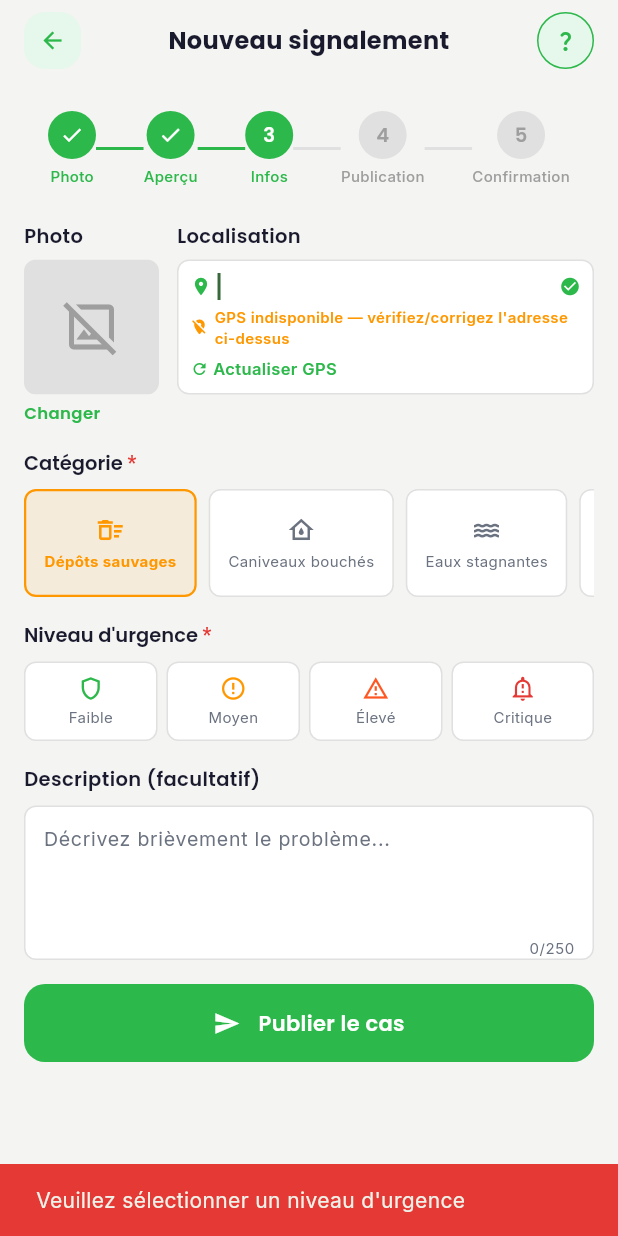
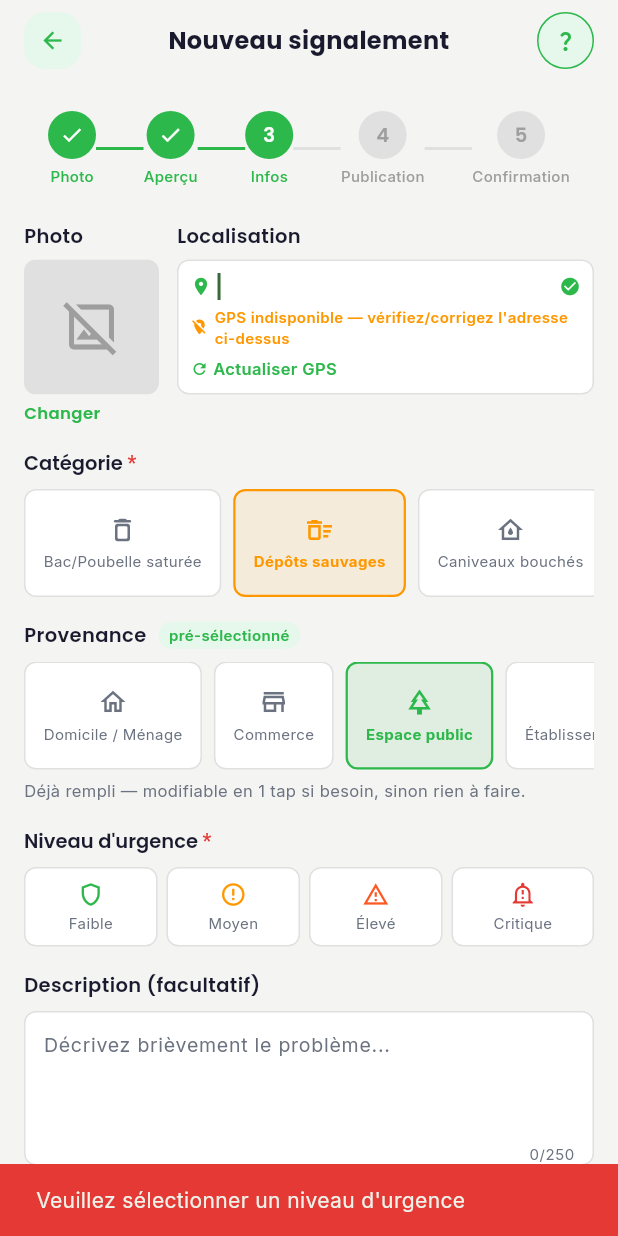
Before and after one commit to MarcelYOH/CliinApp-MVP, a Flutter app: the ReportFormPage screen opened directly with empty values, after a tap on "Publier le cas", on a phone screen of 412 x 824 dp. Run offline on Flutter 3.47's test engine with Material 3 defaults, Android fonts, the phone set to English and light mode, and no system bars; our stand-ins replace camera, geocoding, geolocator, google_fonts, image_picker, web.

Commit message:
feat: réorganisation catégories + champ Provenance + règle CI
- Renomme bacDechetsSature→bacPoubelleSature, eauxStagnantes→eauxUsees
- Réordonne ReportCategory (bacPoubelleSature en premier)
- Ajoute enum ReportOrigin (6 valeurs, même pattern que ReportCategory)
- Propage champ origin dans ReportModel et HomeReportModel
- Ajoute section Provenance dans report_form_page (pré-sélection espacePublic)
- Corrige NDK 26→28.2.13676358 dans build.gradle.kts et build_apk.yml
- Ajoute CLAUDE.md : règle permanente de ne jamais compiler en local

Co-Authored-By: Claude Sonnet 4.6 <noreply@anthropic.com>

```diff
--- a/lib/features/home/data/home_dummy_data.dart
+++ b/lib/features/home/data/home_dummy_data.dart
@@ -80,11 +80,11 @@ class HomeDummyData {
     HomeReportModel(
       id: 'CLN-3102',
       reference: '#CLN-3102',
-      title: 'Eaux stagnantes',
+      title: 'Eaux usées',
       location: 'Abobo, PK18',
       description: 'Risque sanitaire élevé pour les habitants du quartier.',
       severity: ReportSeverity.eleve,
-      category: ReportCategory.eauxStagnantes,
+      category: ReportCategory.eauxUsees,
       distance: '650 m',
       timeAgo: 'Il y a 2j',
       imageAsset: 'assets/images/depot.jpg',
@@ -142,24 +142,24 @@ class HomeDummyData {
   ];
 
   static const List<CategoryModel> categories = [
+    CategoryModel(icon: Icons.delete_outline_rounded,
+        label: 'Bac/Poubelle saturée', count: 48, color: Color(0xFF4CAF50)),
     CategoryModel(icon: Icons.delete_sweep_outlined,
         label: 'Dépôts sauvages', count: 96, color: Color(0xFFFF9800)),
     CategoryModel(icon: Icons.water_damage_outlined,
         label: 'Caniveaux bouchés', count: 74, color: Color(0xFF1E88E5)),
     CategoryModel(icon: Icons.water_outlined,
-        label: 'Eaux stagnantes', count: 62, color: Color(0xFF00ACC1)),
-    CategoryModel(icon: Icons.delete_outline_rounded,
-        label: 'Bac à déchets saturé', count: 48, color: Color(0xFF4CAF50)),
+        label: 'Eaux usées', count: 62, color: Color(0xFF00ACC1)),
     CategoryModel(icon: Icons.inventory_2_outlined,
         label: 'Conteneur saturé', count: 35, color: Color(0xFF8D6E63)),
     CategoryModel(icon: Icons.warning_amber_outlined,
         label: 'Zone insalubre', count: 41, color: Color(0xFFE53935)),
+    CategoryModel(icon: Icons.local_fire_department_outlined,
+        label: 'Brûlage des déchets', count: 22, color: Color(0xFFFF5722)),
     CategoryModel(icon: Icons.factory_outlined,
         label: 'Déchets industriels', count: 18, color: Color(0xFF546E7A)),
     CategoryModel(icon: Icons.medical_services_outlined,
         label: 'Déchets médicaux', count: 12, color: Color(0xFF9C27B0)),
-    CategoryModel(icon: Icons.local_fire_department_outlined,
-        label: 'Brûlage des déchets', count: 22, color: Color(0xFFFF5722)),
   ];
 
   static final List<HomeReportModel> recentReports = [
@@ -182,11 +182,11 @@ class HomeDummyData {
     HomeReportModel(
       id: 'CLN-3657',
       reference: '#CLN-3657',
-      title: 'Eaux stagnantes',
+      title: 'Eaux usées',
       location: 'Cocody, Riviera Faya',
-      description: 'Eaux stagnantes, odeurs nauséabondes et moustiques.',
+      description: 'Eaux usées, odeurs nauséabondes et moustiques.',
       severity: ReportSeverity.eleve,
-      category: ReportCategory.eauxStagnantes,
+      category: ReportCategory.eauxUsees,
       distance: '400 m',
       timeAgo: 'Il y a 1h',
       imageAsset: 'assets/images/caniveau.jpg',
--- a/lib/features/home/models/home_report_model.dart
+++ b/lib/features/home/models/home_report_model.dart
@@ -2,6 +2,7 @@
 
 // ── Réexports — sources de vérité uniques ─────────────────
 export 'package:cliinapp/shared/models/report_category.dart';
+export 'package:cliinapp/shared/models/report_origin.dart';
 export 'package:cliinapp/features/reports/models/report_model.dart'
     show ReportSeverity, ReportSeverityExtension;
 export 'package:cliinapp/shared/models/report_status.dart';
@@ -9,6 +10,7 @@ export 'package:cliinapp/shared/models/report_history_entry.dart';
 export 'package:cliinapp/shared/models/intervenant_model.dart';
 
 import 'package:cliinapp/shared/models/report_category.dart';
+import 'package:cliinapp/shared/models/report_origin.dart';
 import 'package:cliinapp/features/reports/models/report_model.dart'
     show ReportSeverity;
 import 'package:cliinapp/shared/models/report_status.dart';
@@ -45,6 +47,7 @@ class HomeReportModel {
   final List<ReportHistoryEntry> history;
   final String? signalePar;
   final String? gpsCoords;
+  final ReportOrigin origin;
 
   const HomeReportModel({
     required this.id,
@@ -69,6 +72,7 @@ class HomeReportModel {
     this.history = const [],
     this.signalePar,
     this.gpsCoords,
+    this.origin = ReportOrigin.espacePublic,
   });
 
   HomeReportModel copyWith({
@@ -94,6 +98,7 @@ class HomeReportModel {
     List<ReportHistoryEntry>? history,
     String? signalePar,
     String? gpsCoords,
+    ReportOrigin? origin,
   }) {
     return HomeReportModel(
       id: id ?? this.id,
@@ -118,6 +123,7 @@ class HomeReportModel {
       history: history ?? this.history,
       signalePar: signalePar ?? this.signalePar,
       gpsCoords: gpsCoords ?? this.gpsCoords,
+      origin: origin ?? this.origin,
     );
   }
 }
--- a/lib/features/home/pages/home_page.dart
+++ b/lib/features/home/pages/home_page.dart
@@ -89,15 +89,15 @@ class _HomePageState extends State<HomePage> {
 
   ReportCategory? _labelToCategory(String label) {
     const map = {
+      'Bac/Poubelle saturée': ReportCategory.bacPoubelleSature,
       'Dépôts sauvages':      ReportCategory.depotsSauvages,
       'Caniveaux bouchés':    ReportCategory.caniveauxBouches,
-      'Eaux stagnantes':      ReportCategory.eauxStagnantes,
-      'Bac à déchets saturé': ReportCategory.bacDechetsSature,
+      'Eaux usées':           ReportCategory.eauxUsees,
       'Conteneur saturé':     ReportCategory.conteneurSature,
       'Zone insalubre':       ReportCategory.zoneInsalubre,
+      'Brûlage des déchets':  ReportCategory.brulageDesDechets,
       'Déchets industriels':  ReportCategory.dechetsIndustriels,
       'Déchets médicaux':     ReportCategory.dechetsMedicaux,
-      'Brûlage des déchets':  ReportCategory.brulageDesDechets,
     };
     return map[label];
   }
@@ -198,6 +198,7 @@ class _HomePageState extends State<HomePage> {
     return Scaffold(
       backgroundColor: CliinAppColors.background,
       body: SafeArea(
+        top: false,
         bottom: false,
         child: Column(
           children: [
--- a/lib/features/map/data/map_dummy_data.dart
+++ b/lib/features/map/data/map_dummy_data.dart
@@ -23,11 +23,11 @@ class MapDummyData {
     HomeReportModel(
       id: 'CLN-3657',
       reference: '#CLN-3657',
-      title: 'Eaux stagnantes',
+      title: 'Eaux usées',
       location: 'Riviera Palmeraie',
-      description: 'Eaux stagnantes, odeurs nauséabondes et moustiques.',
+      description: 'Eaux usées, odeurs nauséabondes et moustiques.',
       severity: ReportSeverity.eleve,
-      category: ReportCategory.eauxStagnantes,
+      category: ReportCategory.eauxUsees,
       distance: '400 m',
       timeAgo: 'Il y a 1h',
       imageAsset: 'assets/images/caniveau.jpg',
@@ -122,11 +122,11 @@ class MapDummyData {
     const HomeReportModel(
       id: 'CLN-8834',
       reference: '#CLN-8834',
-      title: 'Eaux stagnantes',
+      title: 'Eaux usées',
       location: 'Angré, 7e tranche',
       description: 'Évacuation d\'eaux usées directement dans la rue.',
       severity: ReportSeverity.critique,
-      category: ReportCategory.eauxStagnantes,
+      category: ReportCategory.eauxUsees,
       distance: '1.5 km',
       timeAgo: 'Il y a 6h',
       imageAsset: 'assets/images/caniveau.jpg',
@@ -138,11 +138,11 @@ class MapDummyData {
     const HomeReportModel(
       id: 'CLN-6643',
       reference: '#CLN-6643',
-      title: 'Bac à déchets saturé',
+      title: 'Bac/Poubelle saturée',
       location: 'Adjamé, Marché',
       description: 'Bac plein depuis plusieurs jours, odeurs insupportables.',
       severity: ReportSeverity.eleve,
-      category: ReportCategory.bacDechetsSature,
+      category: ReportCategory.bacPoubelleSature,
       distance: '900 m',
       timeAgo: 'Il y a 45 min',
       imageAsset: 'assets/images/depot.jpg',
--- a/lib/features/reports/models/report_model.dart
+++ b/lib/features/reports/models/report_model.dart
@@ -4,7 +4,9 @@
 import 'package:flutter/material.dart';
 
 export '../../../shared/models/report_category.dart' show ReportCategory;
+export '../../../shared/models/report_origin.dart' show ReportOrigin, ReportOriginExt;
 import '../../../shared/models/report_category.dart' show ReportCategory;
+import '../../../shared/models/report_origin.dart' show ReportOrigin;
 
 // ─────────────────────────────────────────
 // Enum — Niveau d'urgence
@@ -158,6 +160,7 @@ class ReportModel {
   final int sharesCount;
   final String? userId;
   final ReportWorkflowStatus status;
+  final ReportOrigin origin;
 
   const ReportModel({
     this.id,
@@ -177,6 +180,7 @@ class ReportModel {
     this.sharesCount = 0,
     this.userId,
     this.status = ReportWorkflowStatus.enAttente,
+    this.origin = ReportOrigin.espacePublic,
   });
 
   ReportModel copyWith({
@@ -197,6 +201,7 @@ class ReportModel {
     int? sharesCount,
     String? userId,
     ReportWorkflowStatus? status,
+    ReportOrigin? origin,
   }) {
     return ReportModel(
       id: id ?? this.id,
@@ -216,6 +221,7 @@ class ReportModel {
       sharesCount: sharesCount ?? this.sharesCount,
       userId: userId ?? this.userId,
       status: status ?? this.status,
+      origin: origin ?? this.origin,
     );
   }
 
@@ -236,6 +242,7 @@ class ReportModel {
     'sharesCount': sharesCount,
     'userId': userId,
     'status': status.name,
+    'origin': origin.name,
   };
 
   factory ReportModel.fromJson(Map<String, dynamic> json) => ReportModel(
@@ -263,5 +270,9 @@ class ReportModel {
     status: json['status'] != null
         ? ReportWorkflowStatus.values.firstWhere((e) => e.name == json['status'])
         : ReportWorkflowStatus.enAttente,
+    origin: json['origin'] != null
+        ? ReportOrigin.values.firstWhere((e) => e.name == json['origin'],
+            orElse: () => ReportOrigin.espacePublic)
+        : ReportOrigin.espacePublic,
   );
 }
--- a/lib/features/reports/pages/report_form_page.dart
+++ b/lib/features/reports/pages/report_form_page.dart
@@ -37,6 +37,7 @@ class ReportFormPage extends StatefulWidget {
 
 class _ReportFormPageState extends State<ReportFormPage> {
   ReportCategory _selectedCategory = ReportCategory.depotsSauvages;
+  ReportOrigin _selectedOrigin = ReportOrigin.espacePublic;
   ReportSeverity? _selectedSeverity;
   final TextEditingController _descController = TextEditingController();
   late TextEditingController _addressController;
@@ -125,6 +126,7 @@ class _ReportFormPageState extends State<ReportFormPage> {
       title: _selectedCategory.label,
       category: _selectedCategory,
       severity: _selectedSeverity,
+      origin: _selectedOrigin,
       description: _descController.text.trim(),
       address: _addressController.text.trim(),
       latitude: _latitude,
@@ -158,6 +160,9 @@ class _ReportFormPageState extends State<ReportFormPage> {
                     const SizedBox(height: CliinAppConstants.spacingL),
                     // ── Catégorie ──
                     _buildCategorySection(),
+                    const SizedBox(height: CliinAppConstants.spacingL),
+                    // ── Provenance ──
+                    _buildOriginSection(),
                     const SizedBox(height: CliinAppConstants.spacingL),
                     // ── Gravité ──
                     _buildSeveritySection(),
@@ -473,6 +478,98 @@ class _ReportFormPageState extends State<ReportFormPage> {
     );
   }
 
+  // ── Provenance — chips scrollables, pré-sélection espacePublic ─
+  Widget _buildOriginSection() {
+    return Column(
+      crossAxisAlignment: CrossAxisAlignment.start,
+      children: [
+        Row(
+          children: [
+            Text('Provenance',
+                style: GoogleFonts.poppins(
+                    fontSize: 13,
+                    fontWeight: FontWeight.w600,
+                    color: CliinAppColors.textDark)),
+            const SizedBox(width: 8),
+            Container(
+              padding: const EdgeInsets.symmetric(horizontal: 7, vertical: 2),
+              decoration: BoxDecoration(
+                color: CliinAppColors.primaryLight,
+                borderRadius: BorderRadius.circular(10),
+              ),
+              child: Text('pré-sélectionné',
+                  style: GoogleFonts.inter(
+                      fontSize: 10,
+                      fontWeight: FontWeight.w600,
+                      color: CliinAppColors.primary)),
+            ),
+          ],
+        ),
+        const SizedBox(height: 8),
+        SizedBox(
+          height: 72,
+          child: ListView(
+            scrollDirection: Axis.horizontal,
+            children: ReportOrigin.values.map((origin) {
+              final isSelected = _selectedOrigin == origin;
+              return GestureDetector(
+                onTap: () => setState(() => _selectedOrigin = origin),
+                child: AnimatedContainer(
+                  duration: const Duration(milliseconds: 180),
+                  margin: const EdgeInsets.only(right: 8),
+                  padding: const EdgeInsets.symmetric(
+                      horizontal: 12, vertical: 8),
+                  decoration: BoxDecoration(
+                    color: isSelected
+                        ? CliinAppColors.primary.withValues(alpha: 0.10)
+                        : CliinAppColors.cardWhite,
+                    borderRadius:
+                        BorderRadius.circular(CliinAppConstants.radiusSmall),
+                    border: Border.all(
+                      color: isSelected
+                          ? CliinAppColors.primary
+                          : CliinAppColors.divider,
+                      width: isSelected ? 1.5 : 1.0,
+                    ),
+                  ),
+                  child: Column(
+                    mainAxisAlignment: MainAxisAlignment.center,
+                    mainAxisSize: MainAxisSize.min,
+                    children: [
+                      Icon(origin.icon,
+                          color: isSelected
+                              ? CliinAppColors.primary
+                              : CliinAppColors.textSecondary,
+                          size: 20),
+                      const SizedBox(height: 4),
+                      Text(
+                        origin.label,
+                        style: GoogleFonts.inter(
+                          fontSize: 10,
+                          fontWeight: isSelected
+                              ? FontWeight.w700
+                              : FontWeight.w400,
+                          color: isSelected
+                              ? CliinAppColors.primary
+                              : CliinAppColors.textSecondary,
+                        ),
+                        textAlign: TextAlign.center,
+                      ),
+                    ],
+                  ),
+                ),
+              );
+            }).toList(),
+          ),
+        ),
+        const SizedBox(height: 6),
+        Text('Déjà rempli — modifiable en 1 tap si besoin, sinon rien à faire.',
+            style: GoogleFonts.inter(
+                fontSize: 11, color: CliinAppColors.textSecondary)),
+      ],
+    );
+  }
+
   // ── Gravité — 4 boutons compacts ───────────────────────────────
   Widget _buildSeveritySection() {
     return Column(
--- a/lib/features/reports/pages/report_success_page.dart
+++ b/lib/features/reports/pages/report_success_page.dart
@@ -68,6 +68,7 @@ class _ReportSuccessPageState extends State<ReportSuccessPage>
         description: r.description ?? '',
         severity: r.severity ?? ReportSeverity.moyen,
         category: r.category ?? ReportCategory.depotsSauvages,
+        origin: r.origin,
         imageAsset: r.imagePath ?? 'assets/images/depot.jpg',
         // ✅ CORRECTION — '< 1 km' laissait penser à une vraie mesure même
         // quand le GPS échoue totalement. Repli neutre en attendant que
--- a/lib/shared/models/report_category.dart
+++ b/lib/shared/models/report_category.dart
@@ -4,64 +4,64 @@
 import 'package:flutter/material.dart';
 
 enum ReportCategory {
+  bacPoubelleSature,
   depotsSauvages,
   caniveauxBouches,
-  eauxStagnantes,
-  bacDechetsSature,
+  eauxUsees,
   conteneurSature,
   zoneInsalubre,
+  brulageDesDechets,
   dechetsIndustriels,
   dechetsMedicaux,
-  brulageDesDechets,
 }
 
 extension ReportCategoryExt on ReportCategory {
   String get label {
     switch (this) {
+      case ReportCategory.bacPoubelleSature:   return 'Bac/Poubelle saturée';
       case ReportCategory.depotsSauvages:      return 'Dépôts sauvages';
       case ReportCategory.caniveauxBouches:    return 'Caniveaux bouchés';
-      case ReportCategory.eauxStagnantes:      return 'Eaux stagnantes';
-      case ReportCategory.bacDechetsSature:    return 'Bac à déchets saturé';
+      case ReportCategory.eauxUsees:           return 'Eaux usées';
       case ReportCategory.conteneurSature:     return 'Conteneur saturé';
       case ReportCategory.zoneInsalubre:       return 'Zone insalubre';
+      case ReportCategory.brulageDesDechets:   return 'Brûlage des déchets';
       case ReportCategory.dechetsIndustriels:  return 'Déchets industriels';
       case ReportCategory.dechetsMedicaux:     return 'Déchets médicaux';
-      case ReportCategory.brulageDesDechets:   return 'Brûlage des déchets';
     }
   }
 
   IconData get icon {
     switch (this) {
+      case ReportCategory.bacPoubelleSature:   return Icons.delete_outline_rounded;
       case ReportCategory.depotsSauvages:      return Icons.delete_sweep_outlined;
       case ReportCategory.caniveauxBouches:    return Icons.water_damage_outlined;
-      case ReportCategory.eauxStagnantes:      return Icons.water_outlined;
-      case ReportCategory.bacDechetsSature:    return Icons.delete_outline_rounded;
+      case ReportCategory.eauxUsees:           return Icons.water_outlined;
       case ReportCategory.conteneurSature:     return Icons.inventory_2_outlined;
       case ReportCategory.zoneInsalubre:       return Icons.warning_amber_outlined;
+      case ReportCategory.brulageDesDechets:   return Icons.local_fire_department_outlined;
       case ReportCategory.dechetsIndustriels:  return Icons.factory_outlined;
       case ReportCategory.dechetsMedicaux:     return Icons.medical_services_outlined;
-      case ReportCategory.brulageDesDechets:   return Icons.local_fire_department_outlined;
     }
   }
 
   Color get color {
     switch (this) {
+      case ReportCategory.bacPoubelleSature:   return const Color(0xFF4CAF50);
       case ReportCategory.depotsSauvages:      return const Color(0xFFFF9800);
       case ReportCategory.caniveauxBouches:    return const Color(0xFF1E88E5);
-      case ReportCategory.eauxStagnantes:      return const Color(0xFF00ACC1);
-      case ReportCategory.bacDechetsSature:    return const Color(0xFF4CAF50);
+      case ReportCategory.eauxUsees:           return const Color(0xFF00ACC1);
       case ReportCategory.conteneurSature:     return const Color(0xFF8D6E63);
       case ReportCategory.zoneInsalubre:       return const Color(0xFFE53935);
+      case ReportCategory.brulageDesDechets:   return const Color(0xFFFF5722);
       case ReportCategory.dechetsIndustriels:  return const Color(0xFF546E7A);
       case ReportCategory.dechetsMedicaux:     return const Color(0xFF9C27B0);
-      case ReportCategory.brulageDesDechets:   return const Color(0xFFFF5722);
     }
   }
 
   String get imageAsset {
     switch (this) {
       case ReportCategory.caniveauxBouches:
-      case ReportCategory.eauxStagnantes:
+      case ReportCategory.eauxUsees:
         return 'assets/images/caniveau.jpg';
       default:
         return 'assets/images/depot.jpg';
--- /dev/null
+++ b/lib/shared/models/report_origin.dart
@@ -0,0 +1,37 @@
+// lib/shared/models/report_origin.dart
+// Provenance d'un signalement — centralisée et réutilisable — CliinApp
+
+import 'package:flutter/material.dart';
+
+enum ReportOrigin {
+  domicile,
+  commerce,
+  espacePublic,
+  etablissementScolaire,
+  industrie,
+  etablissementSante,
+}
+
+extension ReportOriginExt on ReportOrigin {
+  String get label {
+    switch (this) {
+      case ReportOrigin.domicile:              return 'Domicile / Ménage';
+      case ReportOrigin.commerce:              return 'Commerce';
+      case ReportOrigin.espacePublic:          return 'Espace public';
+      case ReportOrigin.etablissementScolaire: return 'Établissement scolaire';
+      case ReportOrigin.industrie:             return 'Industrie';
+      case ReportOrigin.etablissementSante:    return 'Établissement de santé';
+    }
+  }
+
+  IconData get icon {
+    switch (this) {
+      case ReportOrigin.domicile:              return Icons.home_outlined;
+      case ReportOrigin.commerce:              return Icons.store_outlined;
+      case ReportOrigin.espacePublic:          return Icons.park_outlined;
+      case ReportOrigin.etablissementScolaire: return Icons.school_outlined;
+      case ReportOrigin.industrie:             return Icons.factory_outlined;
+      case ReportOrigin.etablissementSante:    return Icons.local_hospital_outlined;
+    }
+  }
+}
--- a/lib/shared/widgets/app_header.dart
+++ b/lib/shared/widgets/app_header.dart
@@ -211,9 +211,11 @@ class _AppHeaderState extends State<AppHeader>
             children: [
               // ── Ligne 1 : logo + icônes ──
               Padding(
-                padding: const EdgeInsets.symmetric(
-                  horizontal: CliinAppConstants.pagePadding,
-                  vertical: 10,
+                padding: EdgeInsets.fromLTRB(
+                  CliinAppConstants.pagePadding,
+                  10 + MediaQuery.of(context).padding.top,
+                  CliinAppConstants.pagePadding,
+                  10,
                 ),
                 child: Row(
                   crossAxisAlignment: CrossAxisAlignment.center,
```
Also changed, not shown: 6 other files.
